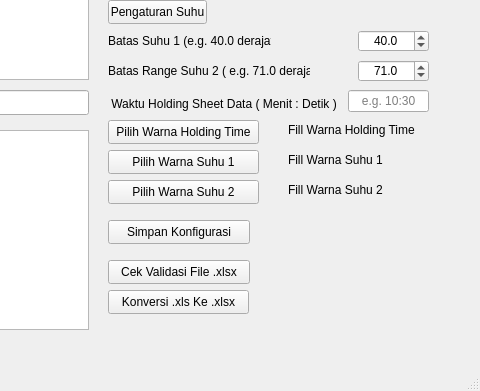
This is UI/ui_main_app.ui in NubiOmega/Saving-Your-Quality-Time as Qt 5 draws it before an edit; both pictures show x 412 to 892 and y 209 to 600 of the 892 by 600 pixel window. The edited form follows.
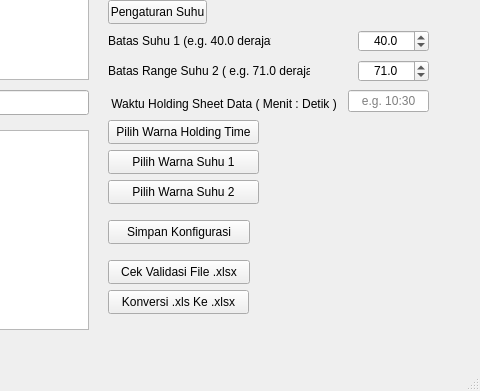
This is the edited form.

```diff
--- a/UI/ui_main_app.ui
+++ b/UI/ui_main_app.ui
@@ -311,9 +311,6 @@
       <height>20</height>
      </rect>
     </property>
-    <property name="text">
-     <string>Fill Warna Holding Time</string>
-    </property>
    </widget>
    <widget class="QLabel" name="fillWarnaSuhu1_label">
     <property name="geometry">
@@ -324,9 +321,6 @@
       <height>20</height>
      </rect>
     </property>
-    <property name="text">
-     <string>Fill Warna Suhu 1</string>
-    </property>
    </widget>
    <widget class="QLabel" name="fillWarnaSuhu2_label">
     <property name="geometry">
@@ -337,9 +331,6 @@
       <height>20</height>
      </rect>
     </property>
-    <property name="text">
-     <string>Fill Warna Suhu 2</string>
-    </property>
    </widget>
   </widget>
   <widget class="QMenuBar" name="MenuBar_Setting">
```
Left out of the diff: 6 changed lines with no effect on the pictures.
